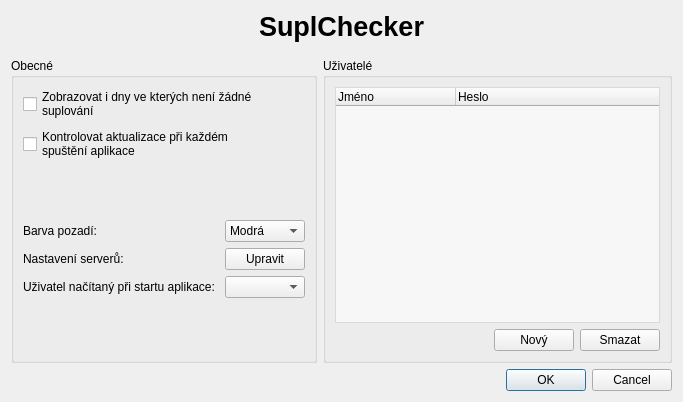
nowrep/SuplChecker, file src/nastaveni.ui: the form before one commit.
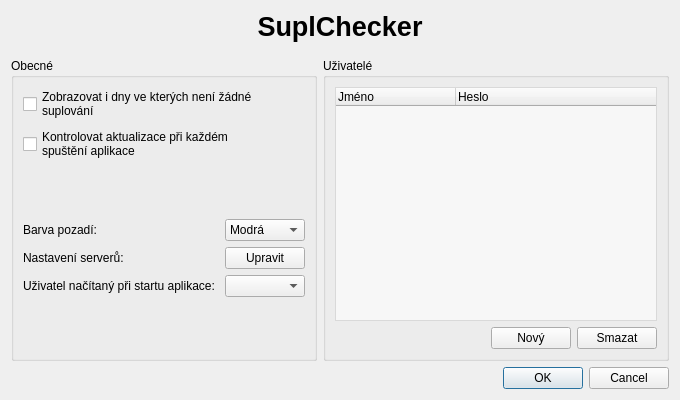
The form after the commit. Icons and pictures are not drawn.

Diff of the .ui file:
```diff
--- a/src/nastaveni.ui
+++ b/src/nastaveni.ui
@@ -6,8 +6,8 @@
    <rect>
     <x>0</x>
     <y>0</y>
-    <width>683</width>
-    <height>402</height>
+    <width>680</width>
+    <height>400</height>
    </rect>
   </property>
   <property name="sizePolicy">
```
Left out of the diff: 12 changed lines with no effect on the pictures.
